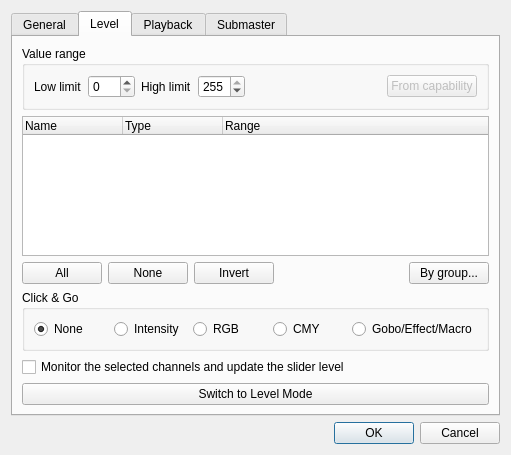
This is ui/src/virtualconsole/vcsliderproperties.ui in mcallegari/qlcplus as Qt 5 draws it before an edit. The edited form follows.
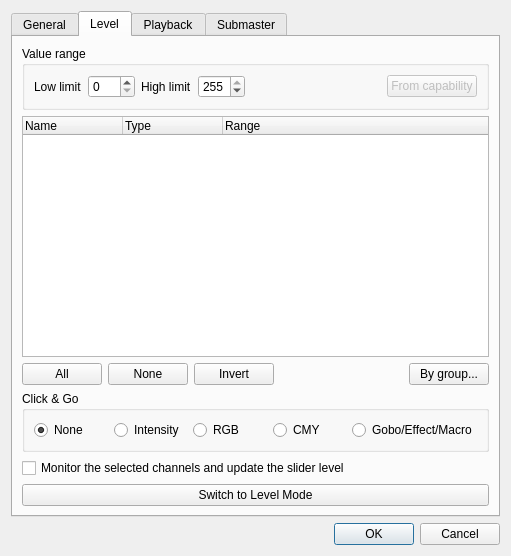
This is the edited form. The open tabs and pages were chosen to show the change. Icons and pictures are not drawn.

Commit message:
ui/vcslider: added override reset external control
Set reset button style also when overriding with an external controller

```diff
--- a/ui/src/virtualconsole/vcsliderproperties.ui
+++ b/ui/src/virtualconsole/vcsliderproperties.ui
@@ -26,7 +26,7 @@
     <x>0</x>
     <y>0</y>
     <width>511</width>
-    <height>455</height>
+    <height>556</height>
    </rect>
   </property>
   <property name="windowTitle">
@@ -286,6 +286,12 @@
        </item>
        <item>
         <widget class="QTreeWidget" name="m_levelList">
+         <property name="sizePolicy">
+          <sizepolicy hsizetype="Expanding" vsizetype="MinimumExpanding">
+           <horstretch>0</horstretch>
+           <verstretch>0</verstretch>
+          </sizepolicy>
+         </property>
          <property name="alternatingRowColors">
           <bool>true</bool>
          </property>
@@ -430,17 +436,7 @@
         </widget>
        </item>
        <item>
-        <spacer name="m_levelSpacer">
-         <property name="orientation">
-          <enum>Qt::Vertical</enum>
-         </property>
-         <property name="sizeHint" stdset="0">
-          <size>
-           <width>20</width>
-           <height>0</height>
-          </size>
-         </property>
-        </spacer>
+        <layout class="QVBoxLayout" name="m_monitorResetControl"/>
        </item>
        <item>
         <widget class="QPushButton" name="m_switchToLevelModeButton">
```
The commit also changes 4 other files.
